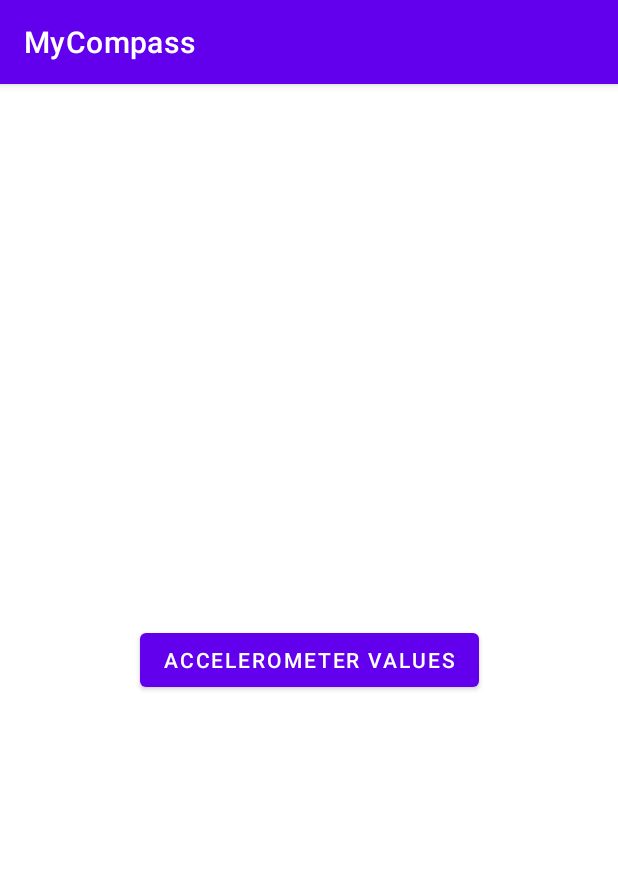
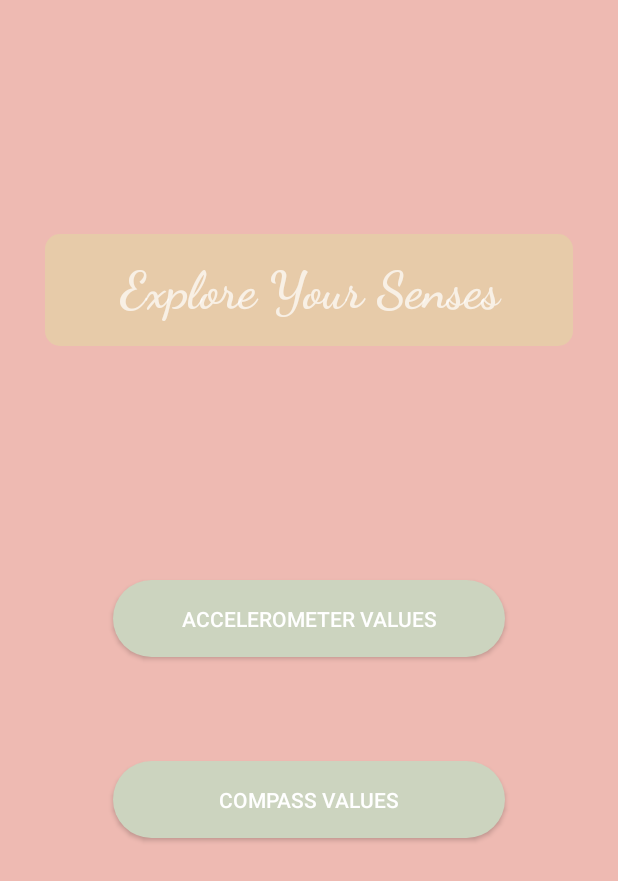
Before and after one commit to Lallivero/MyCompass, an Android app: the screen it shows after launch (MainActivity), on a phone screen of 412 x 824 dp. Shown: the top 881 px of the screen. Run offline under Robolectric (Android 15) with nearby library versions, the phone set to English and light mode, and no system bars.

Commit message:
Compass implemented, vibrates on north, changes between green for north and red-brown for south

```diff
--- a/app/src/main/java/com/example/mycompass/MainActivity.java
+++ b/app/src/main/java/com/example/mycompass/MainActivity.java
@@ -20,4 +20,9 @@
         Intent intent = new Intent(this, DisplayAccelerometerActivity.class);
         startActivity(intent);
     }
+
+    public void getCompassValues(View view){
+        Intent intent = new Intent(this, DisplayCompassActivity.class);
+        startActivity(intent);
+    }
 }
--- /dev/null
+++ b/app/src/main/res/drawable/rounded_background_button.xml
@@ -0,0 +1,9 @@
+<?xml version="1.0" encoding="utf-8"?>
+<selector xmlns:android="http://schemas.android.com/apk/res/android">
+    <item>
+        <shape android:shape="rectangle">
+            <solid android:color="@color/paleLeaf" />
+            <corners android:radius="100dp" />
+        </shape>
+    </item>
+</selector>
--- /dev/null
+++ b/app/src/main/res/drawable/rounded_background_title.xml
@@ -0,0 +1,9 @@
+<?xml version="1.0" encoding="utf-8"?>
+<selector xmlns:android="http://schemas.android.com/apk/res/android">
+    <item>
+        <shape android:shape="rectangle">
+            <solid android:color="@color/burlyWood" />
+            <corners android:radius="10dp" />
+        </shape>
+    </item>
+</selector>
--- a/app/src/main/res/layout/activity_main.xml
+++ b/app/src/main/res/layout/activity_main.xml
@@ -4,16 +4,58 @@
     xmlns:tools="http://schemas.android.com/tools"
     android:layout_width="match_parent"
     android:layout_height="match_parent"
-    tools:context=".MainActivity" >
+    android:background="@color/zinnwaldite"
+    tools:context=".MainActivity">
 
     <Button
         android:id="@+id/accelerometerButton"
-        android:layout_width="wrap_content"
+        android:layout_width="match_parent"
         android:layout_height="wrap_content"
+        android:layout_marginLeft="75dp"
+        android:layout_marginRight="75dp"
+        android:background="@drawable/rounded_background_button"
+        android:backgroundTint="@color/paleLeaf"
         android:onClick="getAccelerometerValues"
+        android:padding="16dp"
         android:text="@string/accelerometer_values"
         app:layout_constraintBottom_toBottomOf="parent"
         app:layout_constraintEnd_toEndOf="parent"
         app:layout_constraintStart_toStartOf="parent"
         app:layout_constraintTop_toTopOf="parent" />
+
+    <Button
+        android:id="@+id/compassButton"
+        android:layout_width="match_parent"
+        android:layout_height="wrap_content"
+        android:layout_marginLeft="75dp"
+        android:layout_marginRight="75dp"
+        android:background="@drawable/rounded_background_button"
+        android:backgroundTint="@color/paleLeaf"
+        android:onClick="getCompassValues"
+        android:padding="16dp"
+        android:text="@string/compass_values"
+        app:layout_constraintBottom_toBottomOf="parent"
+        app:layout_constraintEnd_toEndOf="parent"
+        app:layout_constraintStart_toStartOf="parent"
+        app:layout_constraintTop_toTopOf="parent"
+        app:layout_constraintVertical_bias="0.657"
+        tools:ignore="TextContrastCheck" />
+
+    <TextView
+        android:id="@+id/titleText"
+        android:layout_width="0dp"
+        android:layout_height="wrap_content"
+        android:layout_marginLeft="30dp"
+        android:layout_marginRight="30dp"
+        android:background="@drawable/rounded_background_title"
+        android:fontFamily="cursive"
+        android:gravity="center_horizontal|center_vertical"
+        android:padding="16dp"
+        android:text="@string/explore_your_senses"
+        android:textSize="34sp"
+        android:textStyle="bold"
+        app:layout_constraintBottom_toTopOf="@+id/accelerometerButton"
+        app:layout_constraintEnd_toEndOf="parent"
+        app:layout_constraintStart_toStartOf="parent"
+        app:layout_constraintTop_toTopOf="parent" />
 </androidx.constraintlayout.widget.ConstraintLayout>
--- a/app/src/main/res/values/strings.xml
+++ b/app/src/main/res/values/strings.xml
@@ -5,4 +5,7 @@
     <string name="yValue">Y-value: %1$s</string>
     <string name="zValue">Z-value: %1$s</string>
     <string name="tiltText">Tilt: %1$s</string>
+    <string name="compass_values">COMPASS VALUES</string>
+    <string name="an_image_of_a_compass">An image of a compass</string>
+    <string name="explore_your_senses">Explore Your Senses</string>
 </resources>
```
Also changed, not shown: app/src/main/AndroidManifest.xml (+8 -4 lines), app/src/main/java/com/example/mycompass/DisplayAccelerometerActivity.java (+96 -31 lines), app/src/main/java/com/example/mycompass/DisplayCompassActivity.java (added, +142 -0 lines), app/src/main/java/com/example/mycompass/Utils.java (+12 -4 lines), app/src/main/res/drawable/rounded_background.xml (added, +9 -0 lines), app/src/main/res/layout/activity_display_accelerometer.xml (+19 -8 lines), app/src/main/res/layout/activity_display_compass.xml (added, +25 -0 lines), 2 other files.
